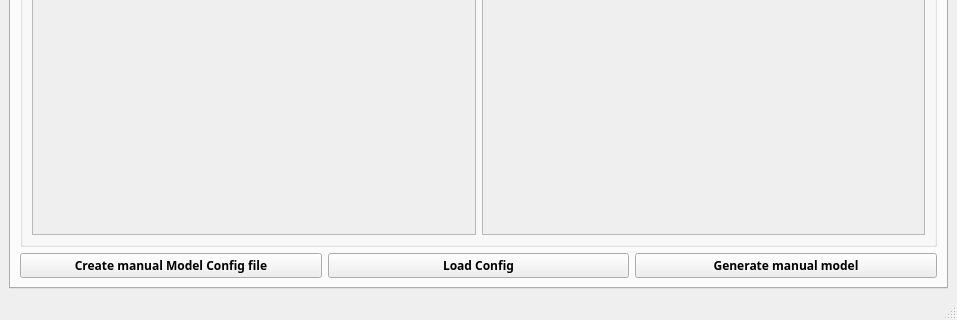
Before: the Qt Designer form public/GUI/mainwindow.ui in mourra950/Siemens-System-Level-Modelling-of-ASDLA-Graduation-Project, drawn with Qt 5; both pictures show x 0 to 957 and y 358 to 678 of the 957 by 678 pixel window.
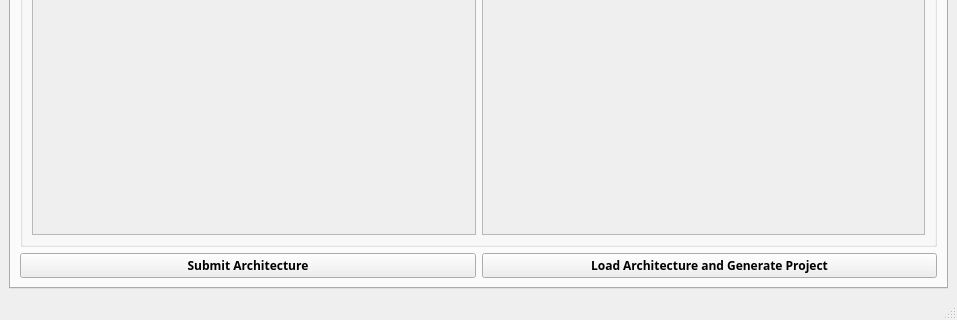
After: the same form once the commit is applied.

Commit message: Corrected the functionality of manual architecture buttons

Patch:
```diff
--- a/public/GUI/mainwindow.ui
+++ b/public/GUI/mainwindow.ui
@@ -26,6 +26,7 @@
       <property name="font">
        <font>
         <family>Siemens Sans</family>
+        <weight>75</weight>
         <bold>true</bold>
        </font>
       </property>
@@ -573,25 +574,19 @@
                 <property name="font">
                  <font>
                   <family>Siemens Sans</family>
+                  <weight>75</weight>
                   <bold>true</bold>
                  </font>
                 </property>
                 <property name="text">
-                 <string>Create manual Model Config file</string>
-                </property>
-               </widget>
-              </item>
-              <item>
-               <widget class="QPushButton" name="omar_generate_btn">
-                <property name="text">
-                 <string>Load Config</string>
+                 <string>Submit Architecture</string>
                 </property>
                </widget>
               </item>
               <item>
                <widget class="QPushButton" name="Generate_manual_QPushButton">
                 <property name="text">
-                 <string>Generate manual model</string>
+                 <string>Load Architecture and Generate Project</string>
                 </property>
                </widget>
               </item>
```
Left out of the diff: 18 changed lines with no effect on the pictures. The commit also changes 5 other files.
